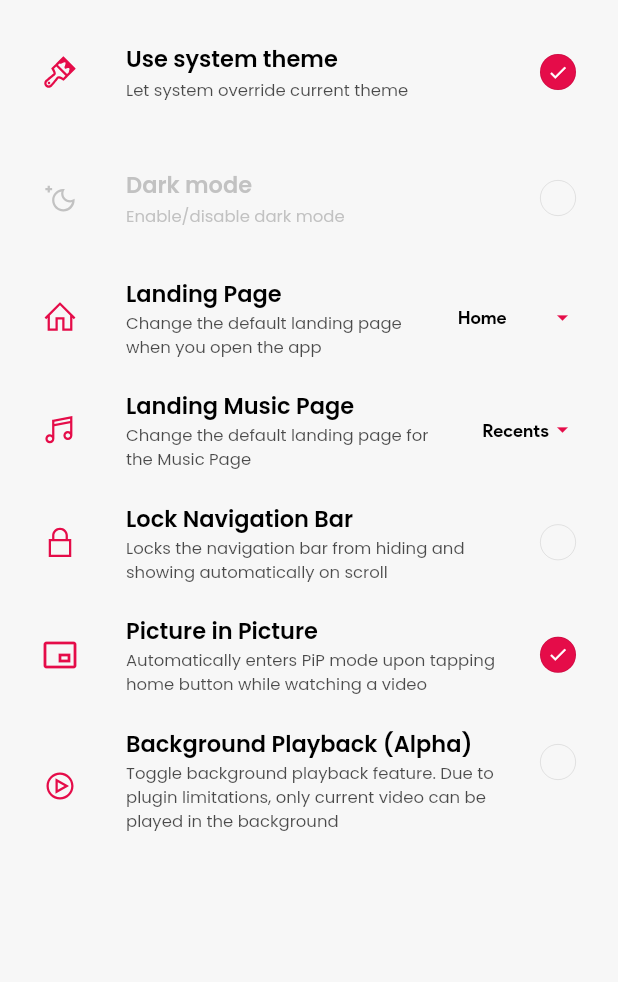
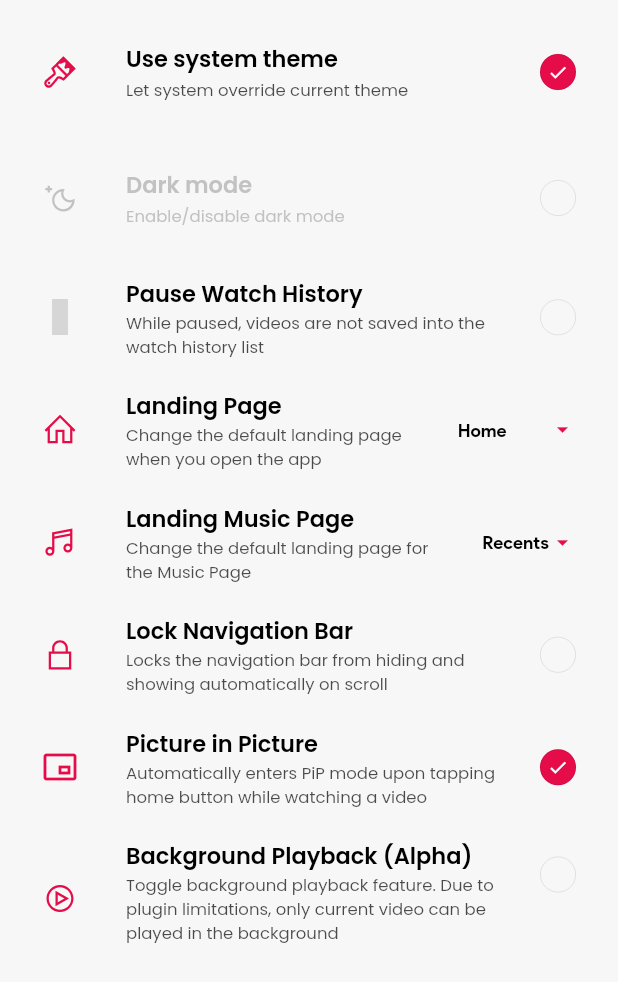
Before and after one commit to SongTube/-DEPRECATED-SongTube-New, a Flutter app: the GeneralSettings widget shown alone on an empty page, opened directly, on a phone screen of 412 x 824 dp. Shown: the top 982 px of the screen. Run offline on Flutter 3.47's test engine with Material 2 defaults, Android fonts, the phone set to English and light mode, and no system bars; drawn by our look-alikes of dynamic_color, roundcheckbox; our stand-ins replace audio_service, cached_network_image, device_info_plus, eva_icons_flutter, file_picker, flutter_bounce and 17 more; missing offline and left inert: android_path_provider, audio_tagger, flutter_audio_query, flutter_ffmpeg, flutter_pip, flutter_share and 5 more; accounts and stored records are empty; statements that could not run were skipped; grey boxes are pictures that could not be loaded.

Commit message:
Add option to pause watch history in settings

```diff
--- a/lib/screens/settings/general_settings.dart
+++ b/lib/screens/settings/general_settings.dart
@@ -1,5 +1,6 @@
 import 'package:flutter/material.dart';
 import 'package:flutter/services.dart';
+import 'package:iconsax/iconsax.dart';
 import 'package:line_icons/line_icon.dart';
 import 'package:line_icons/line_icons.dart';
 import 'package:provider/provider.dart';
@@ -76,6 +77,18 @@ class _GeneralSettingsState extends State<GeneralSettings> {
           onChange: (_) => updateThemeMode(),
           value: uiProvider.themeMode == ThemeMode.dark,
           enabled: uiProvider.themeMode != ThemeMode.system,
+        ),
+        const SizedBox(height: 12),
+        // Enable/Disable Watch History
+        SettingTileCheckbox(
+          leadingIcon: Iconsax.video_play,
+          title: 'Pause Watch History',
+          subtitle: 'While paused, videos are not saved into the watch history list',
+          onChange: (_) {
+            AppSettings.enableWatchHistory = !AppSettings.enableWatchHistory;
+            setState(() {});
+          },
+          value: !AppSettings.enableWatchHistory,
         ),
         const SizedBox(height: 12),
         // Default landing page
```
